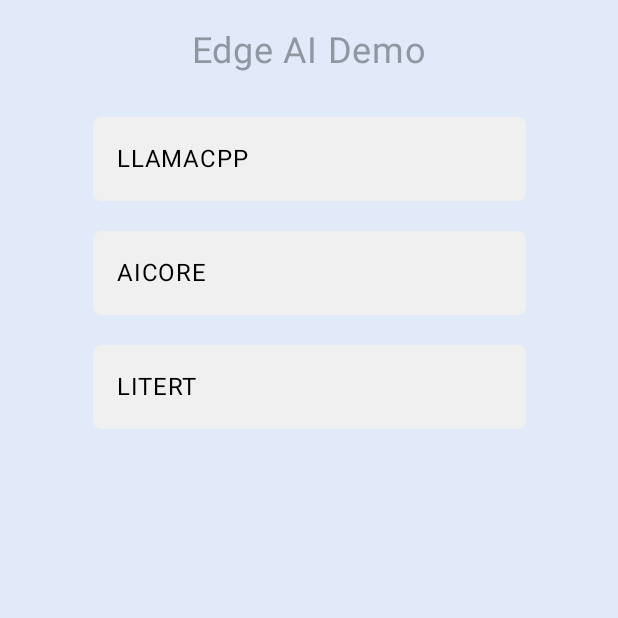
After one commit to stepheneasyshot/EdgeAIDemo, an Android app built with Jetpack Compose: the NavMainPage screen opened through its navigation route, on a phone screen of 412 x 824 dp, the top half of it. The commit adds this screen. Run offline under Robolectric (Android 15) with nearby library versions, the phone set to English and light mode, and no system bars; libraries missing offline, so code that uses them is left out: com.stephen.commonhelper; 1 statement that could not run was skipped.

Commit message:
搭建首页导航框架，完善AI Core对话Demo

```diff
--- a/app/src/main/java/com/example/edgeaidemo/MainActivity.kt
+++ b/app/src/main/java/com/example/edgeaidemo/MainActivity.kt
@@ -5,29 +5,87 @@ import androidx.activity.ComponentActivity
 import androidx.activity.compose.setContent
 import androidx.activity.enableEdgeToEdge
 import androidx.compose.foundation.background
+import androidx.compose.foundation.layout.Box
 import androidx.compose.foundation.layout.fillMaxSize
 import androidx.compose.material3.MaterialTheme
 import androidx.compose.material3.Scaffold
 import androidx.compose.material3.Surface
 import androidx.compose.ui.Modifier
+import androidx.navigation.compose.NavHost
+import androidx.navigation.compose.composable
+import androidx.navigation.compose.rememberNavController
+import com.example.edgeaidemo.ui.page.AiCoreChatDemo
+import com.example.edgeaidemo.ui.page.LiteRTDemoPage
 import com.example.edgeaidemo.ui.page.ModelLoadPage
+import com.example.edgeaidemo.ui.page.NavMainPage
 import com.example.edgeaidemo.ui.theme.LLMDemoTheme
+import com.stephen.commonhelper.utils.infoLog
+import kotlinx.serialization.Serializable
 
 class MainActivity : ComponentActivity() {
 
+    companion object {
+        private const val TAG = "MainActivity"
+    }
+
     override fun onCreate(savedInstanceState: Bundle?) {
         super.onCreate(savedInstanceState)
+        infoLog("onCreate")
         enableEdgeToEdge()
         setContent {
             LLMDemoTheme {
-                Surface(Modifier
-                    .fillMaxSize(1f)
-                    .background(MaterialTheme.colorScheme.background)) {
+                Surface(
+                    Modifier
+                        .fillMaxSize(1f)
+                        .background(MaterialTheme.colorScheme.background)
+                ) {
+                    val navController = rememberNavController()
+
+                    val itemList = listOf(
+                        MainPageItem.LLAMACPP,
+                        MainPageItem.AICORE,
+                        MainPageItem.LITERT,
+                    )
+
                     Scaffold(modifier = Modifier.fillMaxSize()) { innerPadding ->
-                        ModelLoadPage(innerPadding)
+                        // 右侧内容区
+                        Box(modifier = Modifier.fillMaxSize(1f)) {
+                            NavHost(navController, startDestination = MainPageItem.MAIN) {
+                                composable(MainPageItem.MAIN) {
+                                    NavMainPage(
+                                        list = itemList,
+                                        paddingValues = innerPadding,
+                                        onClickItem = {
+                                            navController.navigate(it)
+                                        })
+                                }
+                                composable(MainPageItem.LLAMACPP) {
+                                    ModelLoadPage(innerPadding)
+                                }
+                                composable(MainPageItem.AICORE) {
+                                    AiCoreChatDemo(innerPadding)
+                                }
+                                composable(MainPageItem.LITERT) {
+                                    LiteRTDemoPage(innerPadding)
+                                }
+                            }
+                        }
                     }
                 }
             }
         }
     }
+
+    override fun onDestroy() {
+        super.onDestroy()
+        infoLog("onDestroy")
+    }
 }
+
+@Serializable
+object MainPageItem {
+    const val MAIN ="MAIN"
+    const val LLAMACPP ="LLAMACPP"
+    const val AICORE ="AICORE"
+    const val LITERT ="LITERT"
+}
--- /dev/null
+++ b/app/src/main/java/com/example/edgeaidemo/ui/page/NavMainPage.kt
@@ -0,0 +1,46 @@
+package com.example.edgeaidemo.ui.page
+
+import androidx.compose.foundation.background
+import androidx.compose.foundation.clickable
+import androidx.compose.foundation.layout.PaddingValues
+import androidx.compose.foundation.layout.fillMaxSize
+import androidx.compose.foundation.layout.fillMaxWidth
+import androidx.compose.foundation.layout.padding
+import androidx.compose.foundation.lazy.LazyColumn
+import androidx.compose.foundation.lazy.items
+import androidx.compose.foundation.shape.RoundedCornerShape
+import androidx.compose.material3.Text
+import androidx.compose.runtime.Composable
+import androidx.compose.ui.Alignment
+import androidx.compose.ui.Modifier
+import androidx.compose.ui.draw.clip
+import androidx.compose.ui.graphics.Color
+import androidx.compose.ui.unit.dp
+import androidx.compose.ui.unit.sp
+
+@Composable
+fun NavMainPage(list: List<String>, paddingValues: PaddingValues, onClickItem: (String) -> Unit) {
+    LazyColumn(modifier = Modifier.padding(paddingValues).fillMaxSize(1f),
+        horizontalAlignment = Alignment.CenterHorizontally) {
+
+        item {
+            Text("Edge AI Demo",
+                fontSize = 24.sp,
+                modifier = Modifier.padding(vertical = 20.dp))
+        }
+
+        items(list) {
+            Text(it,
+                color = Color.Black,
+                modifier = Modifier
+                .padding(vertical = 10.dp)
+                .fillMaxWidth(0.7f)
+                .clip(RoundedCornerShape(10))
+                .background(color = Color(0xFFF0F0F0))
+                .padding(16.dp)
+                .clickable {
+                    onClickItem(it)
+                })
+        }
+    }
+}
--- a/build.gradle.kts
+++ b/build.gradle.kts
@@ -4,4 +4,5 @@ plugins {
     alias(libs.plugins.kotlin.android) apply false
     alias(libs.plugins.kotlin.compose) apply false
     alias(libs.plugins.android.library) apply false
+    alias(libs.plugins.kotlin.serialization) apply false
 }
```
Also changed, not shown: app/build.gradle.kts (+6 -1 lines), app/src/main/java/com/example/edgeaidemo/ui/page/AiCoreChatDemo.kt (added, +97 -0 lines), app/src/main/java/com/example/edgeaidemo/ui/page/LiteRTDemoPage.kt (added, +37 -0 lines), gradle/libs.versions.toml (+9 -0 lines), app/src/main/java/com/example/edgeaidemo/EdgeAIApp.kt (renamed from app/src/main/java/com/example/edgeaidemo/LlmApp.kt), 2 other files.
